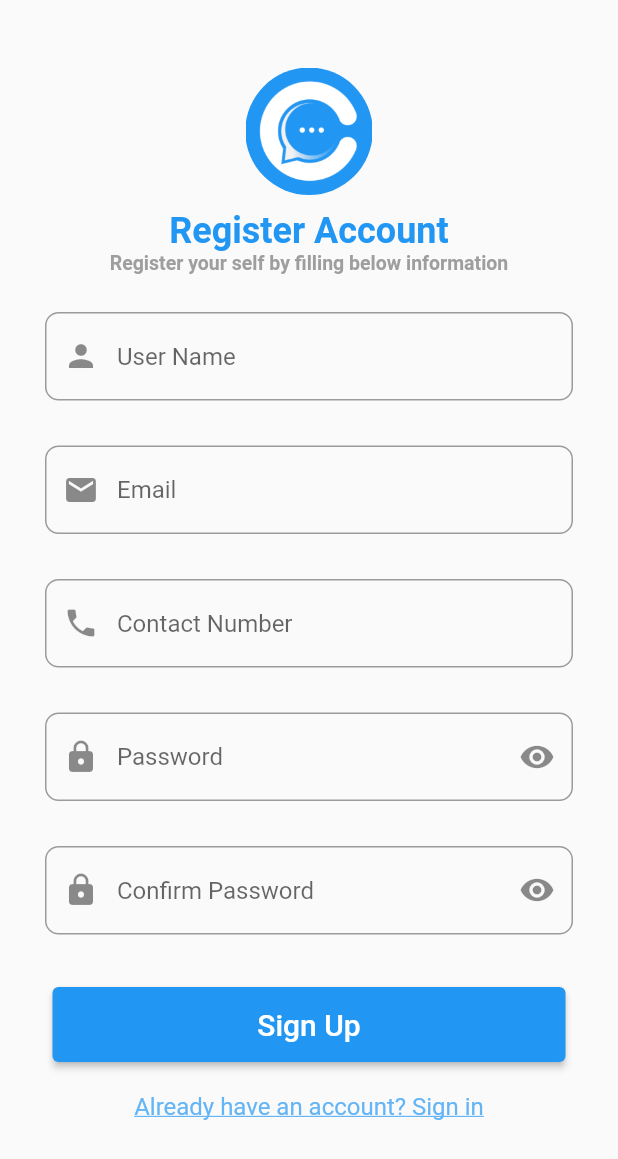
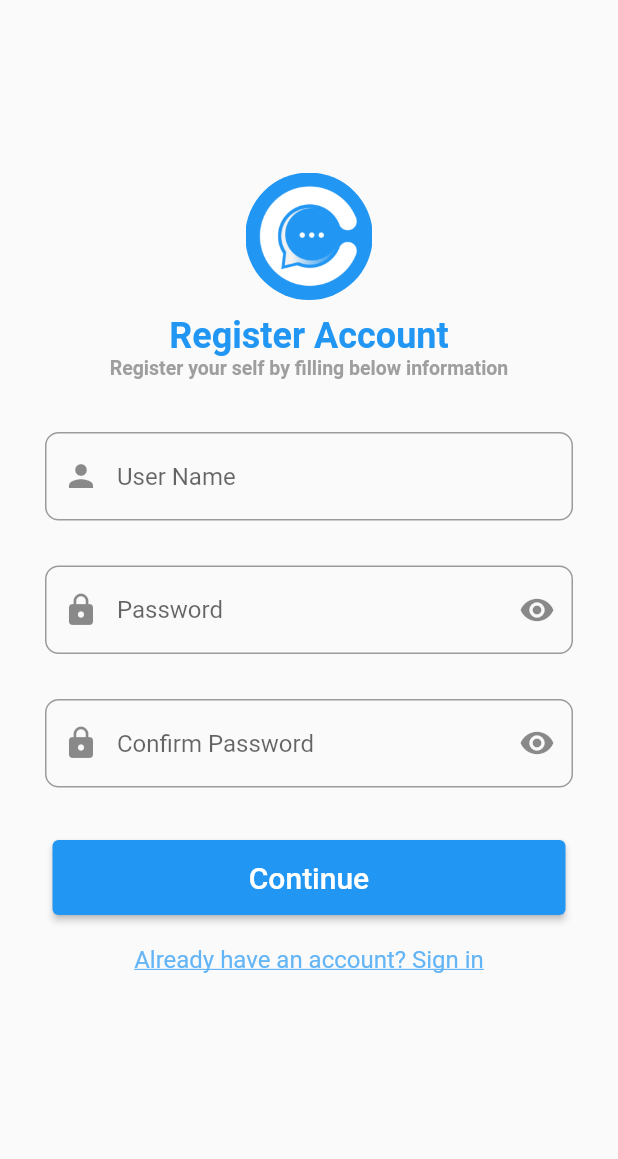
Before and after one commit to Fenillad-23/chatIn, a Flutter app: the onBoarding screen opened directly, after a tap on "Sign Up", on a phone screen of 412 x 824 dp. Shown: the top 1159 px of the screen. Run offline on Flutter 3.47's test engine with Material 2 defaults, Android fonts, the phone set to English and light mode, and no system bars; our stand-ins replace flutter_switch, font_awesome_flutter, image_picker, lottie, otp_text_field, shared_preferences; accounts and stored records are empty; network calls fail.

```diff
--- a/lib/Network/network_dio.dart
+++ b/lib/Network/network_dio.dart
@@ -6,7 +6,7 @@ class NetworkRepository {
     String Url,
     dynamic data,
   ) async {
-    var url = Uri.parse('http://192.168.29.171:3000/$Url');
+    var url = Uri.parse('http://192.168.29.170:3000/$Url');
     print('\x1b[97m URL : $url----$data');
     dynamic response = await http.post(
       url,
@@ -25,7 +25,7 @@ class NetworkRepository {
     String Url,
     dynamic data,
   ) async {
-    var url = Uri.parse('http://192.168.29.171:3000/$Url');
+    var url = Uri.parse('http://192.168.29.170:3000/$Url');
     print('\x1b[97m URL : $url----$data');
     dynamic response = await http.patch(
       url,
@@ -43,7 +43,7 @@ class NetworkRepository {
   httpGet(
     String Url,
   ) async {
-    var url = Uri.parse('http://192.168.29.171:3000/$Url');
+    var url = Uri.parse('http://192.168.29.170:3000/$Url');
     dynamic response = await http.get(url);
 
     print('\x1b[92m Dio get res : $response');
--- a/lib/Post/UploadPost.dart
+++ b/lib/Post/UploadPost.dart
@@ -43,6 +43,7 @@ class _UploadImageState extends State<UploadImage> {
 
   void selectedImage() async {
     final List<XFile>? selectedImage = await _picker.pickMultiImage();
+    // List<XFile?> _videoFile = ImagePicker.pickVideo(source: ImageSource.gallery);
     if (selectedImage!.isNotEmpty) {
       if (selectedImage.length > 10) {
         showModalBottomSheet(
@@ -128,7 +129,7 @@ class _UploadImageState extends State<UploadImage> {
 
   Future upload(selectedImageList) async {
     SharedPreferences sharedPreferences = await SharedPreferences.getInstance();
-    var uri = Uri.parse("http://192.168.29.171:3000/post/createpost");
+    var uri = Uri.parse("http://192.168.29.170:3000/post/createpost");
     var request = http.MultipartRequest(
       "POST",
       Uri.parse("$uri"),
--- a/lib/Registration/otp.dart
+++ b/lib/Registration/otp.dart
@@ -96,6 +96,8 @@ class _otpScreenState extends State<otpScreen> {
           'contactNo': get_contactNo,
           'email': get_email,
           'password': get_password,
+          'name':'vaidehi kheni',
+        'profilepicture':'abc/abc.jpg'
         },
       );
       Map registrationData = {
@@ -103,6 +105,8 @@ class _otpScreenState extends State<otpScreen> {
         'contactNo': get_contactNo,
         'email': get_email,
         'password': get_password,
+        'name':'vaidehi kheni',
+        'profilepicture':'abc/abc.jpg'
       };
       print('\x1b[96m ----$registrationData');
       if (do_register != null &&
--- /dev/null
+++ b/lib/Registration/signup1.dart
@@ -0,0 +1,199 @@
+import 'package:chattin/Registration/registration.dart';
+import 'package:flutter/material.dart';
+import 'package:shared_preferences/shared_preferences.dart';
+
+import '../Login/login.dart';
+import '../validation/validation.dart';
+
+class signUp1 extends StatefulWidget {
+  const signUp1({Key? key}) : super(key: key);
+
+  @override
+  State<signUp1> createState() => _signUp1State();
+}
+
+class _signUp1State extends State<signUp1> {
+  final GlobalKey<FormState> _formKey = GlobalKey<FormState>();
+  TextEditingController userNameController = TextEditingController();
+  TextEditingController passwordController = TextEditingController();
+  TextEditingController confirmPasswordController = TextEditingController();
+  bool _isObscure = true;
+  bool obscure = true;
+
+  validate() async{
+
+  }
+
+  @override
+  Widget build(BuildContext context) {
+    return Scaffold(
+        resizeToAvoidBottomInset: true,
+        body: SingleChildScrollView(
+            child: Form(
+                key: _formKey,
+                child: Column(
+                    mainAxisAlignment: MainAxisAlignment.center,
+                    children: [
+                      Padding(
+                          padding: EdgeInsets.all(15),
+                          child: Column(children: [
+                            SizedBox(
+                              height: 100,
+                            ),
+                            ClipRRect(
+                              borderRadius: BorderRadius.circular(85),
+                              child: Image.asset(
+                                'assets/images/logo_blue.png',
+                                width: 85,
+                                height: 85,
+                                fit: BoxFit.contain,
+                              ),
+                            ),
+                            SizedBox(
+                              height: 10,
+                            ),
+                            const Text(
+                              "Register Account",
+                              style: TextStyle(
+                                  color: Colors.blue,
+                                  fontSize: 24.0,
+                                  fontWeight: FontWeight.bold),
+                            ),
+                            const Text(
+                              "Register your self by filling below information",
+                              style: TextStyle(
+                                  color: Colors.grey,
+                                  fontSize: 13.0,
+                                  fontWeight: FontWeight.bold),
+                            ),
+                            SizedBox(
+                              height: 20,
+                            ),
+                            Column(children: [
+                              Padding(
+                                padding: EdgeInsets.all(15),
+                                child: TextFormField(
+                                  controller: userNameController,
+                                  decoration: InputDecoration(
+                                    prefixIcon: Icon(Icons.person),
+                                    alignLabelWithHint: true,
+                                    border: OutlineInputBorder(
+                                      borderRadius: BorderRadius.circular(9),
+                                    ),
+                                    labelText: 'User Name',
+                                    hintText: 'Enter Your Name',
+                                  ),
+                                  validator: (value) =>
+                                      Validators.userNameValidator(
+                                          value!.trim(), "User Name"),
+                                ),
+                              ),
+                              Padding(
+                        padding: EdgeInsets.all(15),
+                        child: TextFormField(
+                          controller: passwordController,
+                          obscureText: _isObscure,
+                          decoration: InputDecoration(
+                            prefixIcon: Icon(Icons.lock),
+                            suffixIcon: IconButton(
+                              icon: Icon(
+                                _isObscure
+                                    ? Icons.visibility
+                                    : Icons.visibility_off,
+                              ),
+                              onPressed: () {
+                                setState(() {
+                                  _isObscure = !_isObscure;
+                                });
+                              },
+                            ),
+                            alignLabelWithHint: true,
+                            border: OutlineInputBorder(
+                              borderRadius: BorderRadius.circular(9),
+                            ),
+                            labelText: 'Password',
+                            hintText: 'Enter your password',
+                          ),
+                          validator: (value) => Validators.passwordValidator(
+                              value!.trim(), "Password", 8),
+                        ),
+                      ),
+                      Padding(
+                        padding: EdgeInsets.all(15),
+                        child: TextFormField(
+                          obscureText: obscure,
+                          controller: confirmPasswordController,
+                          decoration: InputDecoration(
+                            prefixIcon: Icon(Icons.lock),
+                            suffixIcon: IconButton(
+                              icon: Icon(
+                                obscure
+                                    ? Icons.visibility
+                                    : Icons.visibility_off,
+                              ),
+                              onPressed: () {
+                                setState(() {
+                                  obscure = !obscure;
+                                });
+                              },
+                            ),
+                            alignLabelWithHint: true,
+                            border: OutlineInputBorder(
+                              borderRadius: BorderRadius.circular(9),
+                            ),
+                            labelText: 'Confirm Password',
+                            hintText: 'Confirm your password',
+                          ),
+                          validator: (value) => Validators.passwordValidator(
+                              value!.trim(), "Confirm Password", 8),
+                        ),
+                      ),
+                      Padding(
+                        padding: const EdgeInsets.only(
+                            left: 20, right: 20, top: 20, bottom: 20.0),
+                        child: ElevatedButton(
+                          onPressed: () {
+                            Navigator.push(context, MaterialPageRoute(builder: (context)=>Registration()));
+                          },
+                          child: Ink(
+                            decoration: BoxDecoration(
+                                color: Colors.blue,
+                                borderRadius: BorderRadius.circular(30.0)),
+                            child: Container(
+                              constraints: BoxConstraints(
+                                  maxWidth: 330.0, minHeight: 50.0),
+                              alignment: Alignment.center,
+                              child: Text(
+                                "Continue",
+                                textAlign: TextAlign.center,
+                                style: TextStyle(
+                                    color: Colors.white, fontSize: 20),
+                              ),
+                            ),
+                          ),
+                        ),
+                      ),
+                      Row(
+                        mainAxisAlignment: MainAxisAlignment.center,
+                        children: [
+                          GestureDetector(
+                            onTap: () => Navigator.pushReplacement(
+                                context,
+                                MaterialPageRoute(
+                                    builder: (context) => Login())),
+                            child: Text(
+                              "Already have an account? Sign in",
+                              textAlign: TextAlign.center,
+                              style: TextStyle(
+                                  decoration: TextDecoration.underline,
+                                  fontSize: 16,
+                                  color: Colors.blue[300]),
+                            ),
+                          )
+                        ],
+                      ),
+                            ])
+                          ]))
+                    ]))));
+  }
+}
--- a/lib/Splash_Screen/onBoarding.dart
+++ b/lib/Splash_Screen/onBoarding.dart
@@ -1,6 +1,7 @@
 import 'package:chattin/HomeScreen/DashBoard.dart';
 import 'package:chattin/Login/login.dart';
 import 'package:chattin/Registration/registration.dart';
+import 'package:chattin/Registration/signup1.dart';
 import 'package:chattin/Splash_Screen/content_model.dart';
 import 'package:flutter/material.dart';
 import 'package:lottie/lottie.dart';
@@ -124,7 +125,7 @@ class _onBoardingState extends State<onBoarding> {
                             Navigator.pushReplacement(
                               context,
                               MaterialPageRoute(
-                                builder: (_) => Registration(),
+                                builder: (_) => signUp1(),
                               ),
                             );
                           },
--- a/lib/Splash_Screen/splash.dart
+++ b/lib/Splash_Screen/splash.dart
@@ -35,7 +35,7 @@ class _SplashScreenState extends State<SplashScreen> {
       Navigator.pushReplacement(
         context,
         MaterialPageRoute(
-          builder: (context) => Home(),
+          builder: (context) => onBoarding(),
         ),
       );
     }
```
Also changed, not shown: lib/HomeScreen/UserProfileMain/EditProfile.dart (added, +306 -0 lines), lib/HomeScreen/UserProfileMain/UserProfileMain.dart (+19 -9 lines), lib/Registration/registration.dart (+9 -9 lines).
